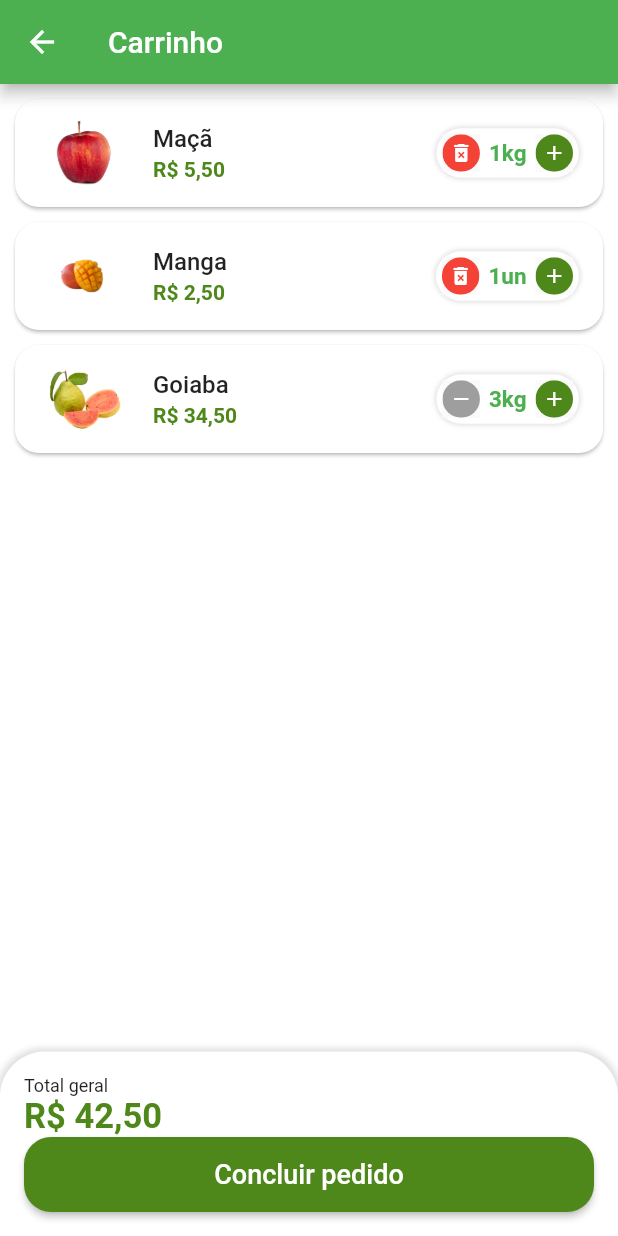
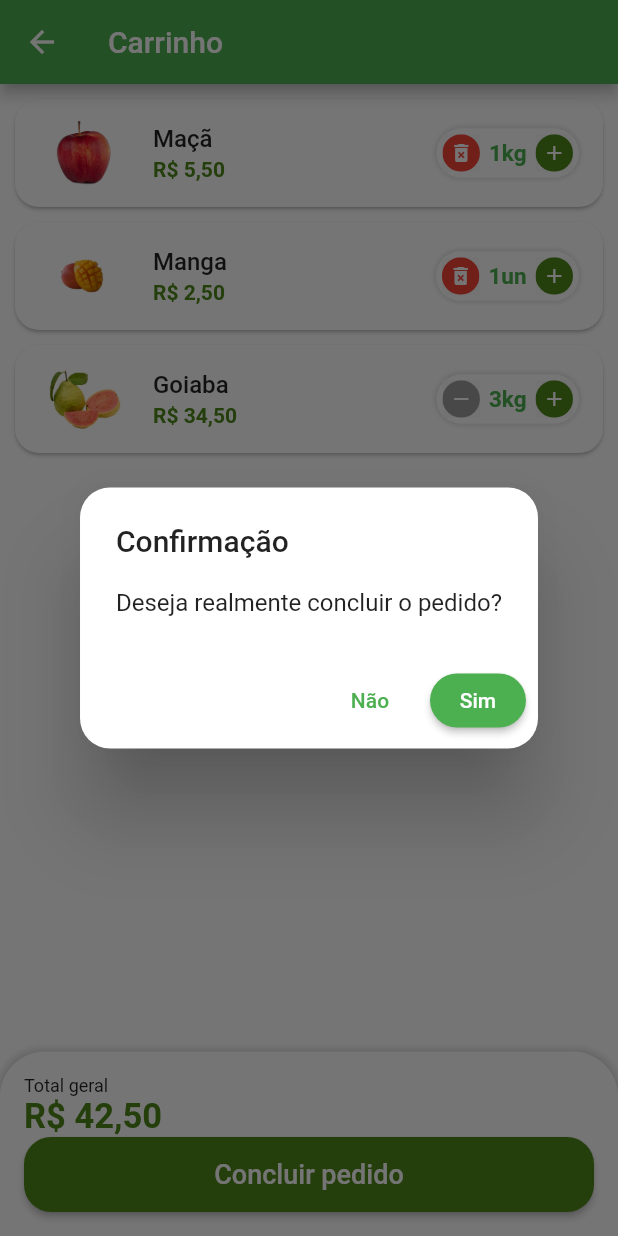
Before and after one commit to JoelSchecheleski/greengrocer, a Flutter app: the CartTabScreen screen opened directly, after a tap on "Concluir pedido", on a phone screen of 412 x 824 dp. Run offline on Flutter 3.47's test engine with Material 2 defaults, Android fonts, the phone set to English and light mode, and no system bars; our stand-ins replace animated_text_kit, badges, mask_text_input_formatter.

Commit message:
0018 - Adicionado confirmação ao concluir pedido

```diff
--- a/lib/src/pages/cart/cart_tab_screen.dart
+++ b/lib/src/pages/cart/cart_tab_screen.dart
@@ -23,7 +23,7 @@
 
   double cartTotalPrice() {
     double total = 0;
-    for(var item in appData.cartItems) {
+    for (var item in appData.cartItems) {
       total += item.totalPrice();
     }
     return total;
@@ -42,7 +42,9 @@
             child: ListView.builder(
               itemCount: appData.cartItems.length,
               itemBuilder: (_, index) {
-                return CartTile(cartItem: appData.cartItems[index], remove: removeItemFromCart);
+                return CartTile(
+                    cartItem: appData.cartItems[index],
+                    remove: removeItemFromCart);
               },
             ),
           ),
@@ -89,7 +91,11 @@
                         borderRadius: BorderRadius.circular(18),
                       ),
                     ),
-                    onPressed: () {},
+                    onPressed: () async {
+                      // confirmar se deseja finalizar
+                      bool? result = await showOrderConfirmation();
+                      print(result);
+                    },
                     child: const Text(
                       "Concluir pedido",
                       style: TextStyle(fontSize: 18),
@@ -103,4 +109,40 @@
       ),
     );
   }
+
+  Future<bool?> showOrderConfirmation() {
+    return showDialog(
+      context: context,
+      builder: (context) {
+        return AlertDialog(
+          shape: RoundedRectangleBorder(
+            borderRadius: BorderRadius.circular(20),
+          ),
+          title: const Text("Confirmação"),
+          content: const Text("Deseja realmente concluir o pedido?"),
+          actions: [
+            TextButton(
+              onPressed: () {
+                //
+                Navigator.of(context).pop(false);
+              },
+              child: const Text("Não"),
+            ),
+            ElevatedButton(
+              style: ElevatedButton.styleFrom(
+                shape: RoundedRectangleBorder(
+                  borderRadius: BorderRadius.circular(20),
+                ),
+              ),
+              onPressed: () {
+                //
+                Navigator.of(context).pop(true);
+              },
+              child: const Text("Sim"),
+            ),
+          ],
+        );
+      },
+    );
+  }
 }
```
